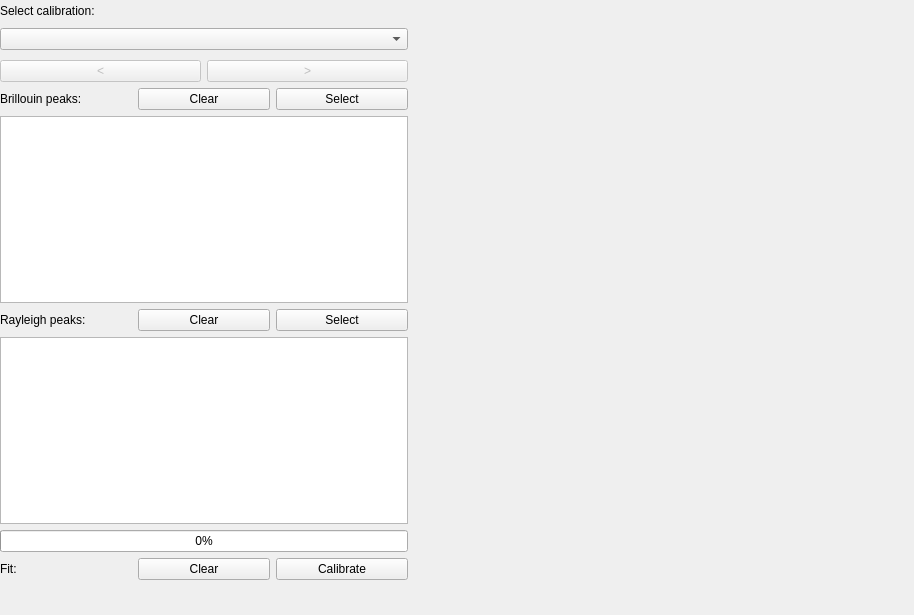
Qt form bmicro/gui/calibration/calibration_view.ui (BrillouinMicroscopy/BMicro) before a commit.
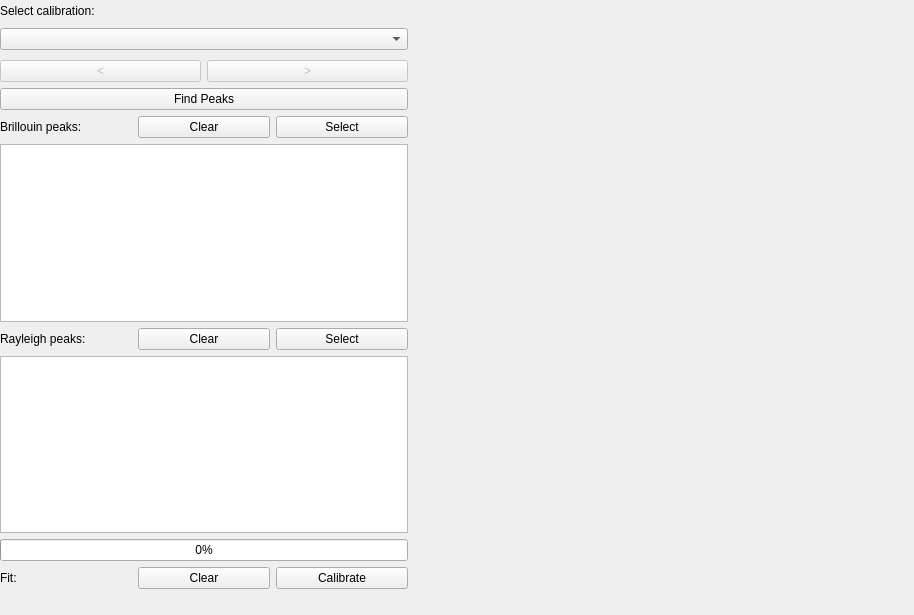
The same form after that commit.

Commit message: Add frontend for peak finding in calibration view

Patch:
```diff
--- a/bmicro/gui/calibration/calibration_view.ui
+++ b/bmicro/gui/calibration/calibration_view.ui
@@ -119,6 +119,29 @@
          </item>
         </layout>
        </item>
+       <item>
+        <layout class="QHBoxLayout" name="horizontalLayout_4">
+         <item>
+          <widget class="QPushButton" name="button_find_peaks">
+           <property name="minimumSize">
+            <size>
+             <width>0</width>
+             <height>0</height>
+            </size>
+           </property>
+           <property name="maximumSize">
+            <size>
+             <width>16777215</width>
+             <height>16777215</height>
+            </size>
+           </property>
+           <property name="text">
+            <string>Find Peaks</string>
+           </property>
+          </widget>
+         </item>
+        </layout>
+       </item>
        <item>
         <widget class="QWidget" name="widget_Brillouin" native="true">
          <property name="sizePolicy">
```
The commit also changes 1 other file.
